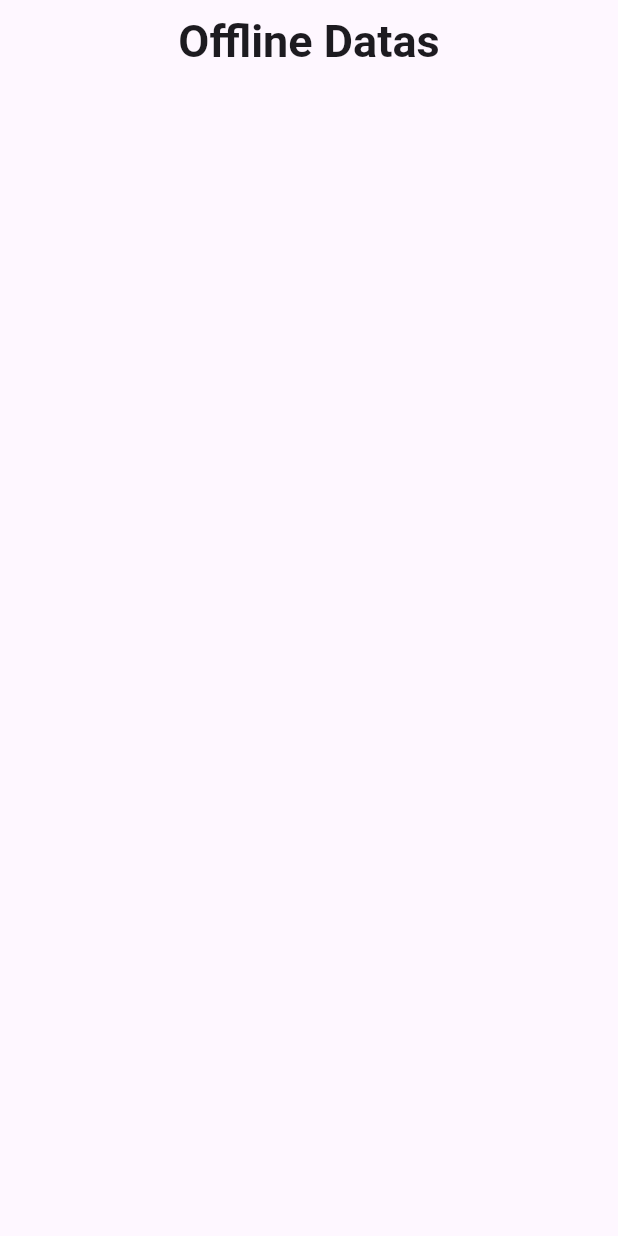
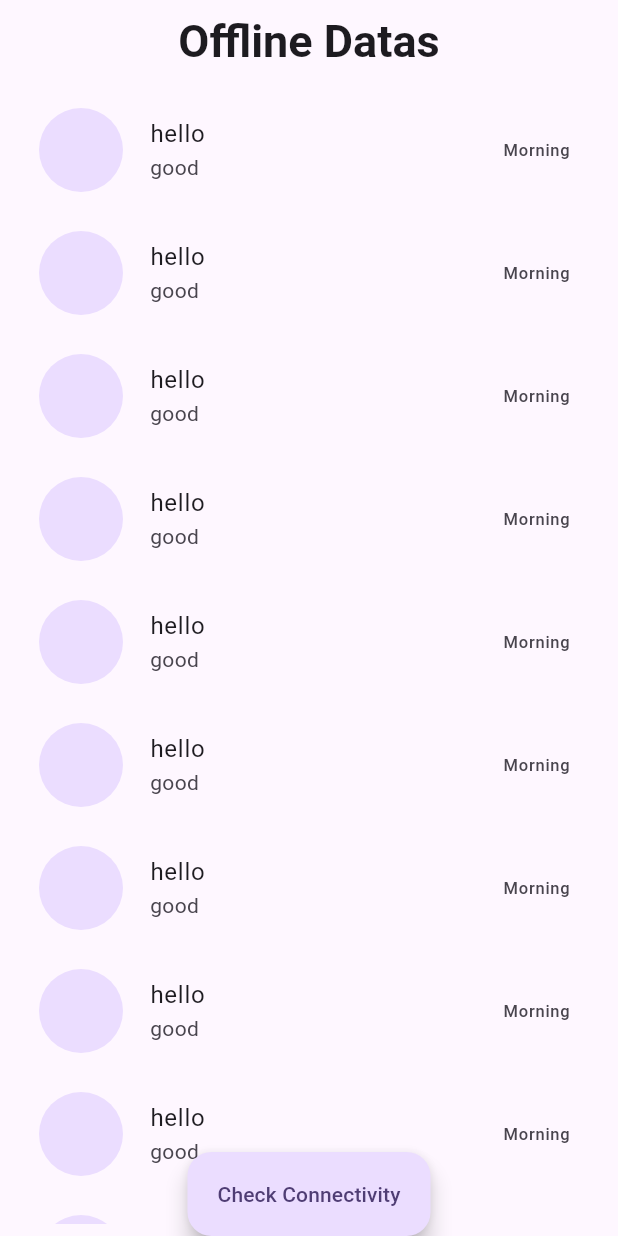
Before and after one commit to habeeb321/Offline-Data-Display, a Flutter app: the screen it shows after launch, on a phone screen of 412 x 824 dp. Run offline on Flutter 3.47's test engine with Material 3 defaults, Android fonts, the phone set to English and light mode, and no system bars.

Commit message:
ui completed

```diff
--- a/lib/view/home_screen.dart
+++ b/lib/view/home_screen.dart
@@ -16,8 +16,35 @@ class HomeScreen extends StatelessWidget {
         ),
         centerTitle: true,
       ),
-      body: const Column(
-        children: [],
+      body: Padding(
+        padding: const EdgeInsets.all(8.0),
+        child: Column(
+          children: [
+            Expanded(
+              child: ListView.separated(
+                shrinkWrap: true,
+                itemBuilder: (context, index) {
+                  return const ListTile(
+                    leading: CircleAvatar(
+                      radius: 30,
+                    ),
+                    title: Text('hello'),
+                    subtitle: Text('good'),
+                    trailing: Text('Morning'),
+                  );
+                },
+                separatorBuilder: (context, index) =>
+                    const SizedBox(height: 10),
+                itemCount: 10,
+              ),
+            ),
+          ],
+        ),
+      ),
+      floatingActionButtonLocation: FloatingActionButtonLocation.centerDocked,
+      floatingActionButton: FloatingActionButton.extended(
+        onPressed: () {},
+        label: const Text('Check Connectivity'),
       ),
     );
   }
```
